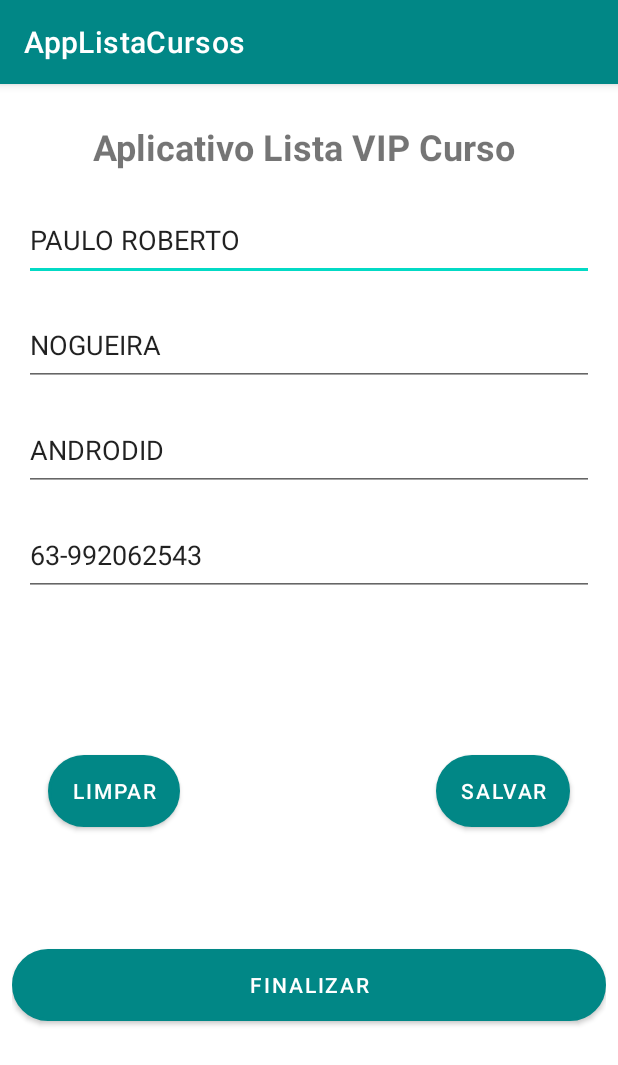
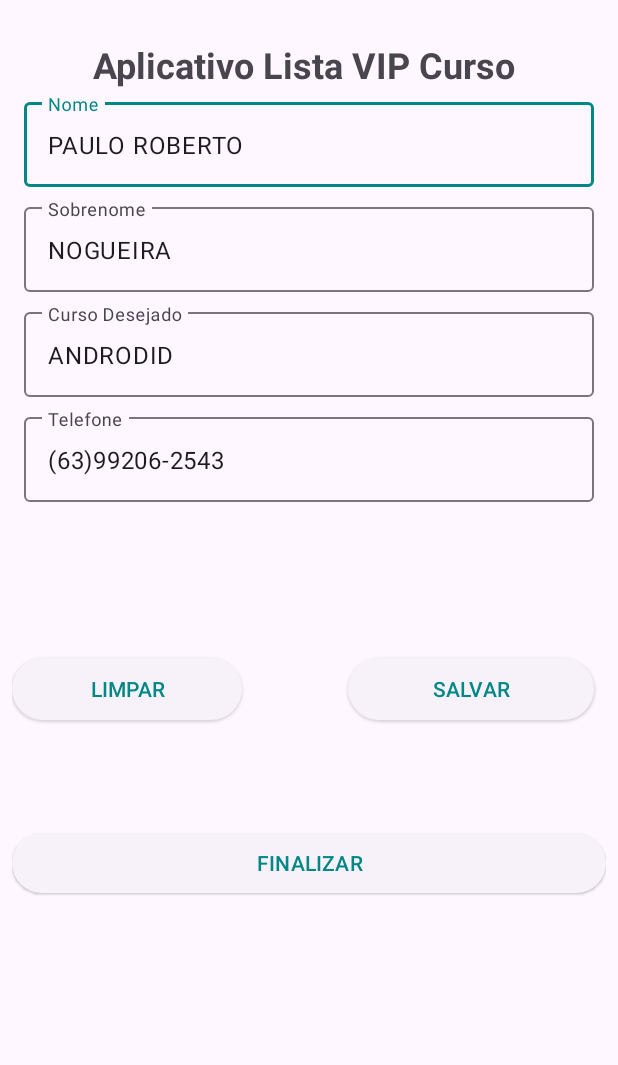
Before and after one commit to paulohorizonti/CursoAndroid2023, an Android app: the screen it shows after launch (MainActivity), on a phone screen of 412 x 824 dp. Shown: the top 1065 px of the screen. Run offline under Robolectric (Android 15) with nearby library versions, the light colour scheme and no system bars.

Commit message:
COMMIT - AULA 34 - BOTOES - E MAIS ALTERAÇÕES PROPRIAS

```diff
--- a/AppListaCursos/app/build.gradle
+++ b/AppListaCursos/app/build.gradle
@@ -33,6 +33,7 @@ dependencies {
     implementation 'androidx.appcompat:appcompat:1.6.1'
     implementation 'com.google.android.material:material:1.8.0'
     implementation 'androidx.constraintlayout:constraintlayout:2.1.4'
+    implementation 'com.google.android.material:material:1.8.0'
     testImplementation 'junit:junit:4.13.2'
     androidTestImplementation 'androidx.test.ext:junit:1.1.5'
     androidTestImplementation 'androidx.test.espresso:espresso-core:3.5.1'
--- /dev/null
+++ b/AppListaCursos/app/src/main/java/br/com/devandroid/paulo/applistacursos/utils/MaskEditUtil.java
@@ -0,0 +1,64 @@
+package br.com.devandroid.paulo.applistacursos.utils;
+import android.text.Editable;
+import android.text.TextWatcher;
+import android.widget.EditText;
+
+//CLASSE PARA COMPOR AS MASCARAS NOS COMPOENTES
+public class MaskEditUtil {
+    public static final String FORMAT_CPF = "###.###.###-##";
+    public static final String FORMAT_FONE = "(##)#####-#####";
+    public static final String FORMAT_CEP = "#####-###";
+    public static final String FORMAT_DATE = "##/##/####";
+    public static final String FORMAT_HOUR = "##:##";
+
+    /**
+     * Método que deve ser chamado para realizar a formatação
+     *
+     * @param ediTxt
+     * @param mask
+     * @return
+     */
+    public static TextWatcher mask(final EditText ediTxt, final String mask) {
+        return new TextWatcher() {
+            boolean isUpdating;
+            String old = "";
+
+            @Override
+            public void afterTextChanged(final Editable s) {}
+
+            @Override
+            public void beforeTextChanged(final CharSequence s, final int start, final int count, final int after) {}
+
+            @Override
+            public void onTextChanged(final CharSequence s, final int start, final int before, final int count) {
+                final String str = MaskEditUtil.unmask(s.toString());
+                String mascara = "";
+                if (isUpdating) {
+                    old = str;
+                    isUpdating = false;
+                    return;
+                }
+                int i = 0;
+                for (final char m : mask.toCharArray()) {
+                    if (m != '#' && str.length() > old.length()) {
+                        mascara += m;
+                        continue;
+                    }
+                    try {
+                        mascara += str.charAt(i);
+                    } catch (final Exception e) {
+                        break;
+                    }
+                    i++;
+                }
+                isUpdating = true;
+                ediTxt.setText(mascara);
+                ediTxt.setSelection(mascara.length());
+            }
+        };
+    }
+
+    public static String unmask(final String s) {
+        return s.replaceAll("[.]", "").replaceAll("[-]", "").replaceAll("[/]", "").replaceAll("[(]", "").replaceAll("[ ]","").replaceAll("[:]", "").replaceAll("[)]", "");
+    }
+}
--- a/AppListaCursos/app/src/main/java/br/com/devandroid/paulo/applistacursos/view/MainActivity.java
+++ b/AppListaCursos/app/src/main/java/br/com/devandroid/paulo/applistacursos/view/MainActivity.java
@@ -9,8 +9,12 @@ import android.widget.Button;
 import android.widget.EditText;
 import android.widget.Toast;
 
+import com.google.android.material.button.MaterialButton;
+import com.google.android.material.textfield.TextInputEditText;
+
 import br.com.devandroid.paulo.applistacursos.R;
 import br.com.devandroid.paulo.applistacursos.model.Pessoa;
+import br.com.devandroid.paulo.applistacursos.utils.MaskEditUtil;
 
 //classe que vai instaciar o xml do layout
 public class MainActivity extends AppCompatActivity {
@@ -20,14 +24,16 @@ public class MainActivity extends AppCompatActivity {
     String dadosPessoa;
 
     //componentes do layout, tendo o mesmo ID que esta no xml
-    EditText edtNome;
-    EditText edtSobrenome;
-    EditText edtCurso;
-    EditText edtTelefone;
+    TextInputEditText edtNomeAlterar;
+    TextInputEditText edtSobrenomeAlterar;
+    TextInputEditText edtCursoAlterar;
+    TextInputEditText edtTelefoneAlterar;
 
     Button btnLimpar;
     Button btnSalvar;
     Button btnFinalizar;
+
+
 
     @Override
     protected void onCreate(Bundle savedInstanceState) {
@@ -47,28 +53,32 @@ public class MainActivity extends AppCompatActivity {
         dadosPessoa = "Sobrenome: ";
         dadosPessoa += pessoa.getSobreNome();
 
-        edtNome = findViewById(R.id.edtNome);
-        edtSobrenome = findViewById(R.id.edtSobrenome);
-        edtTelefone = findViewById(R.id.edtTelefone);
-        edtCurso = findViewById(R.id.edtCurso);
+        edtNomeAlterar = (TextInputEditText)findViewById(R.id.edtNomeAlterar);
+        edtSobrenomeAlterar = (TextInputEditText)findViewById(R.id.edtSobrenomeAlterar);
+        edtTelefoneAlterar = (TextInputEditText)findViewById(R.id.edtTelefoneAlterar);
+        edtCursoAlterar =(TextInputEditText) findViewById(R.id.edtCursoAlterar);
 
         btnSalvar = findViewById(R.id.btnSalvar);
         btnLimpar = findViewById(R.id.btnLimpar);
         btnFinalizar = findViewById(R.id.btnFinalizar);
 
-        edtNome.setText(pessoa.getPrimeiroNome());
-        edtSobrenome.setText(pessoa.getSobreNome());
-        edtTelefone.setText(pessoa.getTelefoneDeContato());
-        edtCurso.setText(pessoa.getCursoDesejado());
+        //APLICANDO A MASCARA
+        edtTelefoneAlterar.addTextChangedListener(MaskEditUtil.mask(edtTelefoneAlterar, MaskEditUtil.FORMAT_FONE));
+
+
+        edtNomeAlterar.setText(pessoa.getPrimeiroNome());
+        edtSobrenomeAlterar.setText(pessoa.getSobreNome());
+        edtTelefoneAlterar.setText(pessoa.getTelefoneDeContato());
+        edtCursoAlterar.setText(pessoa.getCursoDesejado());
 
 
         //metodo do botao
         btnLimpar.setOnClickListener(new View.OnClickListener() {
             public void onClick(View v) {
-                edtNome.setText("");
-                edtSobrenome.setText("");
-                edtTelefone.setText("");
-                edtCurso.setText("");
+                edtNomeAlterar.setText("");
+                edtSobrenomeAlterar.setText("");
+                edtTelefoneAlterar.setText("");
+                edtCursoAlterar.setText("");
             }
         });
 
@@ -83,10 +93,10 @@ public class MainActivity extends AppCompatActivity {
         btnSalvar.setOnClickListener(new View.OnClickListener() {
             @Override
             public void onClick(View view) {
-                pessoa.setPrimeiroNome(edtNome.getText().toString());
-                pessoa.setSobreNome(edtSobrenome.getText().toString());
-                pessoa.setTelefoneDeContato(edtTelefone.getText().toString());
-                pessoa.setCursoDesejado(edtCurso.getText().toString());
+                pessoa.setPrimeiroNome(edtNomeAlterar.getText().toString());
+                pessoa.setSobreNome(edtSobrenomeAlterar.getText().toString());
+                pessoa.setTelefoneDeContato(edtTelefoneAlterar.getText().toString());
+                pessoa.setCursoDesejado(edtCursoAlterar.getText().toString());
 
 
                 Toast.makeText(MainActivity.this, "Salvo : "+pessoa.toString(), Toast.LENGTH_LONG).show();
--- a/AppListaCursos/app/src/main/res/layout/activity_main.xml
+++ b/AppListaCursos/app/src/main/res/layout/activity_main.xml
@@ -8,7 +8,8 @@
     tools:context=".view.MainActivity">
 
 
-    <TextView android:id="@+id/txtTitulo"
+    <TextView
+        android:id="@+id/txtTitulo"
         android:layout_width="288dp"
         android:layout_height="36dp"
         android:layout_marginStart="8dp"
@@ -22,93 +23,120 @@
         app:layout_constraintTop_toTopOf="parent"
         app:layout_constraintVertical_bias="0.024" />
 
-    <EditText android:id="@+id/edtNome"
-        android:layout_width="match_parent"
-        android:layout_height="54dp"
+    <com.google.android.material.textfield.TextInputLayout
+        android:id="@+id/edtNome"
+        android:layout_width="0dp"
+        android:layout_height="wrap_content"
         android:layout_marginStart="8dp"
-        android:layout_marginTop="16dp"
         android:layout_marginEnd="8dp"
-        android:autofillHints="Primeiro Nome"
-        android:ems="10"
-        android:hint="@string/primeiroNome"
-        android:inputType="textPersonName"
         app:layout_constraintEnd_toEndOf="parent"
         app:layout_constraintStart_toStartOf="parent"
-        app:layout_constraintTop_toBottomOf="@+id/txtTitulo" />
+        app:layout_constraintTop_toBottomOf="@+id/txtTitulo"
+        tools:ignore="MissingConstraints">
 
-    <EditText  android:id="@+id/edtSobrenome"
-        android:layout_width="match_parent"
-        android:layout_height="54dp"
+        <com.google.android.material.textfield.TextInputEditText
+            android:id="@+id/edtNomeAlterar"
+            android:layout_width="match_parent"
+            android:layout_height="wrap_content"
+            android:hint="Nome" />
+    </com.google.android.material.textfield.TextInputLayout>
+
+    <com.google.android.material.textfield.TextInputLayout
+        android:id="@+id/edtSobrenome"
+        android:layout_width="0dp"
+        android:layout_height="wrap_content"
         android:layout_marginStart="8dp"
-        android:layout_marginTop="16dp"
+        android:layout_marginTop="8dp"
         android:layout_marginEnd="8dp"
-        android:autofillHints="Sobrenome"
-        android:ems="10"
-        android:hint="@string/sobrenome"
-        android:inputType="textPersonName"
         app:layout_constraintEnd_toEndOf="parent"
         app:layout_constraintStart_toStartOf="parent"
-        app:layout_constraintTop_toBottomOf="@+id/edtNome" />
+        app:layout_constraintTop_toBottomOf="@+id/edtNome"
+        tools:ignore="MissingConstraints">
 
-    <EditText  android:id="@+id/edtCurso"
-        android:layout_width="match_parent"
-        android:layout_height="54dp"
+        <com.google.android.material.textfield.TextInputEditText
+            android:id="@+id/edtSobrenomeAlterar"
+            android:layout_width="match_parent"
+            android:layout_height="wrap_content"
+            android:hint="Sobrenome" />
+    </com.google.android.material.textfield.TextInputLayout>
+
+    <com.google.android.material.textfield.TextInputLayout
+        android:id="@+id/edtCurso"
+        android:layout_width="0dp"
+        android:layout_height="wrap_content"
         android:layout_marginStart="8dp"
-        android:layout_marginTop="16dp"
+        android:layout_marginTop="8dp"
         android:layout_marginEnd="8dp"
-        android:autofillHints="Curso"
-        android:ems="10"
-        android:hint="@string/curso"
-        android:inputType="textPersonName"
         app:layout_constraintEnd_toEndOf="parent"
         app:layout_constraintStart_toStartOf="parent"
-        app:layout_constraintTop_toBottomOf="@+id/edtSobrenome" />
+        app:layout_constraintTop_toBottomOf="@+id/edtSobrenome"
+        tools:ignore="MissingConstraints">
 
-    <EditText android:id="@+id/edtTelefone"
-        android:layout_width="match_parent"
-        android:layout_height="54dp"
+        <com.google.android.material.textfield.TextInputEditText
+            android:id="@+id/edtCursoAlterar"
+            android:layout_width="match_parent"
+            android:layout_height="wrap_content"
+            android:hint="Curso Desejado" />
+    </com.google.android.material.textfield.TextInputLayout>
+
+    <com.google.android.material.textfield.TextInputLayout
+        android:id="@+id/edtTelefone"
+        android:layout_width="0dp"
+        android:layout_height="wrap_content"
         android:layout_marginStart="8dp"
-        android:layout_marginTop="16dp"
+        android:layout_marginTop="8dp"
         android:layout_marginEnd="8dp"
-        android:ems="10"
         android:inputType="phone"
         app:layout_constraintEnd_toEndOf="parent"
-        android:hint="@string/telefone"
-        android:autofillHints="Telefone"
         app:layout_constraintStart_toStartOf="parent"
-        app:layout_constraintTop_toBottomOf="@+id/edtCurso" />
+        app:layout_constraintTop_toBottomOf="@+id/edtCurso"
+        tools:ignore="MissingConstraints">
 
-    <Button android:id="@+id/btnLimpar"
-        android:background="@drawable/botao_customizado"
-        android:layout_width="wrap_content"
+        <com.google.android.material.textfield.TextInputEditText
+            android:id="@+id/edtTelefoneAlterar"
+            android:layout_width="match_parent"
+            android:layout_height="wrap_content"
+            android:hint="Telefone" />
+    </com.google.android.material.textfield.TextInputLayout>
+
+
+    <Button
+        android:id="@+id/btnFinalizar"
+        style="@style/Widget.Material3.Button.ElevatedButton"
+        android:layout_width="0dp"
         android:layout_height="wrap_content"
-        android:layout_marginStart="24dp"
-        android:layout_marginTop="24dp"
-        android:text="@string/btn_limpar"
-        app:layout_constraintBottom_toTopOf="@+id/btnFinalizar"
-        app:layout_constraintStart_toStartOf="parent"
-        app:layout_constraintTop_toBottomOf="@+id/edtTelefone" />
-
-    <Button  android:id="@+id/btnSalvar"
-        android:background="@drawable/botao_customizado"
-        android:layout_width="wrap_content"
-        android:layout_height="wrap_content"
-        android:layout_marginTop="24dp"
-        android:layout_marginEnd="24dp"
-        android:text="@string/btn_salvar"
-        app:layout_constraintBottom_toTopOf="@+id/btnFinalizar"
-        app:layout_constraintEnd_toEndOf="parent"
-        app:layout_constraintTop_toBottomOf="@+id/edtTelefone" />
-
-    <Button android:id="@+id/btnFinalizar"
-        android:background="@drawable/botao_customizado"
-        android:layout_width="match_parent"
-        android:layout_height="wrap_content"
-        android:layout_marginTop="100dp"
-        android:text="@string/btn_finalizar"
+        android:text="FINALIZAR"
         app:layout_constraintBottom_toBottomOf="parent"
         app:layout_constraintEnd_toEndOf="parent"
         app:layout_constraintStart_toStartOf="parent"
-        app:layout_constraintTop_toBottomOf="@+id/edtTelefone" />
+        app:layout_constraintTop_toBottomOf="@+id/edtTelefone"
+        tools:ignore="MissingConstraints" />
+
+    <Button
+        android:id="@+id/btnLimpar"
+        style="@style/Widget.Material3.Button.ElevatedButton"
+        android:layout_width="153dp"
+        android:layout_height="49dp"
+        android:layout_marginTop="32dp"
+        android:text="LIMPAR"
+        app:layout_constraintBottom_toTopOf="@+id/btnFinalizar"
+        app:layout_constraintTop_toBottomOf="@+id/edtTelefone"
+        tools:ignore="MissingConstraints"
+        tools:layout_editor_absoluteX="8dp" />
+
+    <Button
+        android:id="@+id/btnSalvar"
+        style="@style/Widget.Material3.Button.ElevatedButton"
+        android:layout_width="164dp"
+        android:layout_height="49dp"
+
+        android:layout_marginTop="32dp"
+        android:layout_marginEnd="8dp"
+        android:text="SALVAR"
+        app:layout_constraintBottom_toTopOf="@+id/btnFinalizar"
+        app:layout_constraintEnd_toEndOf="parent"
+        app:layout_constraintTop_toBottomOf="@+id/edtTelefone"
+        tools:ignore="MissingConstraints" />
+
 
 </androidx.constraintlayout.widget.ConstraintLayout>
--- a/AppListaCursos/app/src/main/res/values/strings.xml
+++ b/AppListaCursos/app/src/main/res/values/strings.xml
@@ -15,4 +15,6 @@
     <string name="btn_limpar">Limpar</string>
     <string name="btn_salvar">Salvar</string>
     <string name="btn_finalizar">FINALIZAR</string>
+    <string name="label">FINALIZAR</string>
+
 </resources>
--- a/AppListaCursos/app/src/main/res/values/themes.xml
+++ b/AppListaCursos/app/src/main/res/values/themes.xml
@@ -1,6 +1,6 @@
 <resources xmlns:tools="http://schemas.android.com/tools">
     <!-- Base application theme. -->
-    <style name="Theme.AppListaCursos" parent="Theme.MaterialComponents.DayNight.DarkActionBar">
+    <style name="Theme.AppListaCursos" parent="Theme.Material3.DayNight.NoActionBar">
         <!-- Primary brand color. -->
         <item name="colorPrimary">@color/teal_700</item>
         <item name="colorPrimaryVariant">@color/teal_700</item>
```
